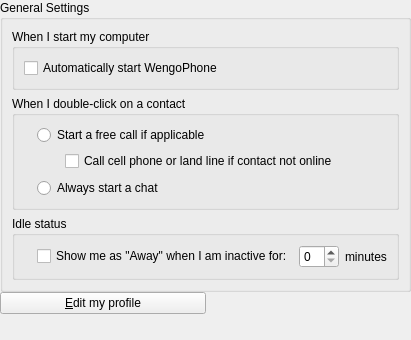
First picture: the form in wengophone/src/presentation/qt/config/GeneralSettings.ui, repository tkrotoff/WengoPhone, before the edit.
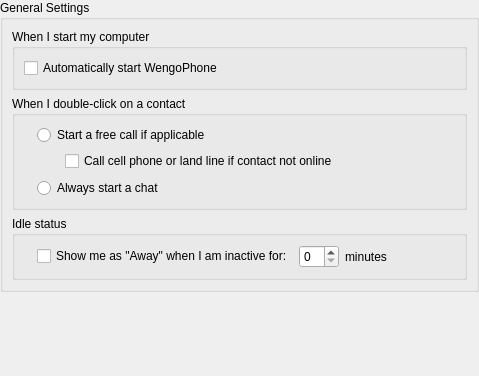
Second picture: the form after the edit. Icons and pictures are not drawn.

```diff
--- a/wengophone/src/presentation/qt/config/GeneralSettings.ui
+++ b/wengophone/src/presentation/qt/config/GeneralSettings.ui
@@ -8,8 +8,8 @@
    <rect>
     <x>0</x>
     <y>0</y>
-    <width>384</width>
-    <height>340</height>
+    <width>479</width>
+    <height>376</height>
    </rect>
   </property>
   <layout class="QGridLayout" >
@@ -215,13 +215,6 @@
      </property>
     </spacer>
    </item>
-   <item row="1" column="0" >
-    <widget class="QPushButton" name="editProfileButton" >
-     <property name="text" >
-      <string>&amp;Edit my profile</string>
-     </property>
-    </widget>
-   </item>
   </layout>
  </widget>
  <pixmapfunction></pixmapfunction>
```
Left out of the diff: 1 changed line with no effect on the pictures.
